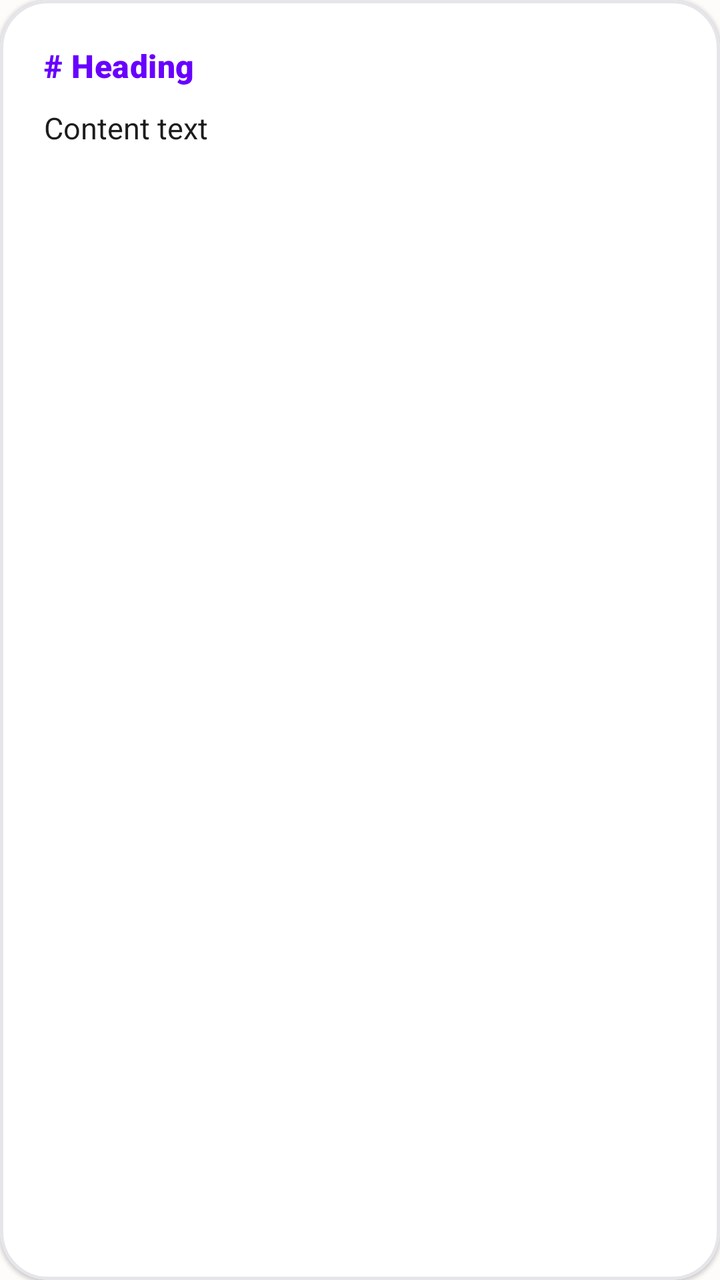
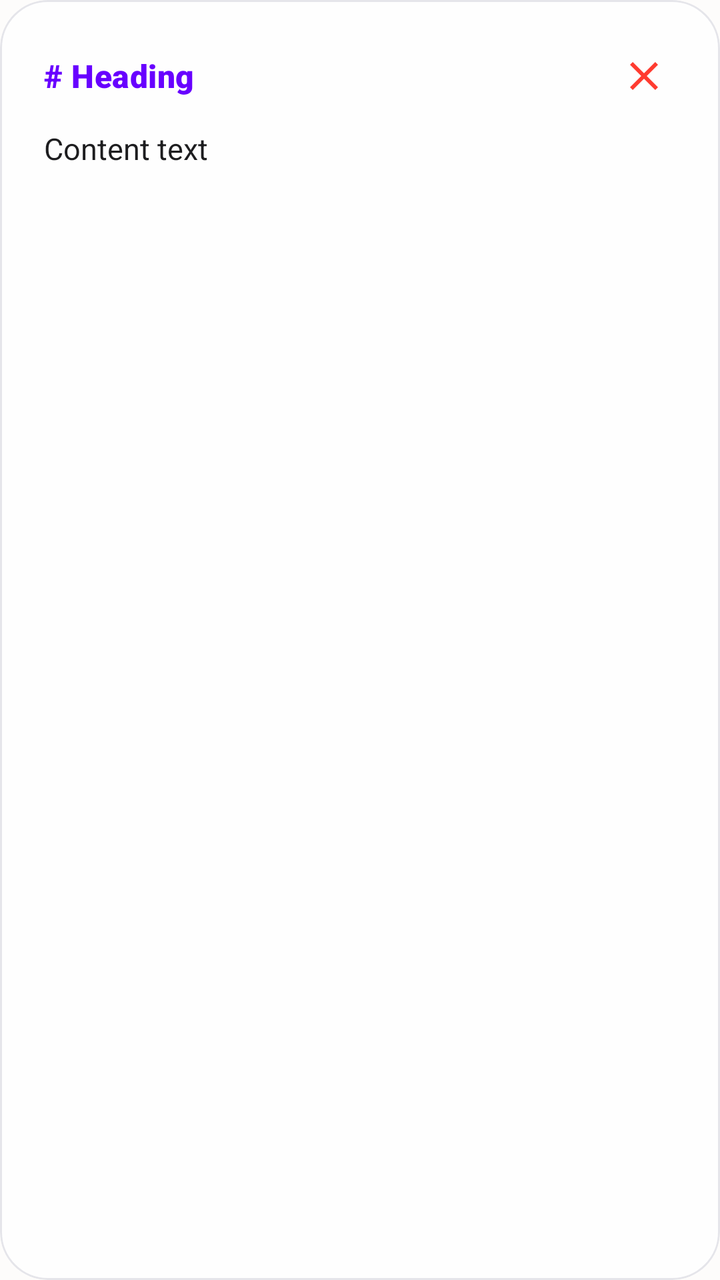

The first picture is an Android layout as it rendered before a commit; the second is the same layout after the commit. The layout source and the unified diff follow.
<!-- AndroidManifest.xml: application theme Theme.Zzzz -->
<!-- res/layout/item_section_card.xml -->
<?xml version="1.0" encoding="utf-8"?>
<com.google.android.material.card.MaterialCardView xmlns:android="http://schemas.android.com/apk/res/android"
    xmlns:app="http://schemas.android.com/apk/res-auto"
    android:layout_width="match_parent"
    android:layout_height="wrap_content"
    android:layout_marginBottom="14dp"
    app:cardBackgroundColor="@color/surface_card"
    app:cardCornerRadius="24dp"
    app:cardElevation="1dp"
    app:strokeColor="@color/divider"
    app:strokeWidth="1.5dp">

    <LinearLayout
        android:layout_width="match_parent"
        android:layout_height="wrap_content"
        android:orientation="vertical"
        android:padding="22dp">

        <TextView
            android:id="@+id/tvSectionHeading"
            android:layout_width="wrap_content"
            android:layout_height="wrap_content"
            android:text="# Heading"
            android:textColor="@color/brand_purple"
            android:textSize="16sp"
            android:fontFamily="sans-serif-black"
            android:letterSpacing="0.01"
            android:layout_marginBottom="10dp" />

        <TextView
            android:id="@+id/tvSectionContent"
            android:layout_width="match_parent"
            android:layout_height="wrap_content"
            android:text="Content text"
            android:textColor="@color/text_main"
            android:textSize="15sp"
            android:fontFamily="sans-serif"
            android:lineSpacingExtra="6dp" />
    </LinearLayout>
</com.google.android.material.card.MaterialCardView>
<!-- resources referenced by this layout -->
<resources>
  <color name="brand_purple">#6800FF</color>
  <color name="divider">#E5E5EA</color>
  <color name="surface_card">#FFFFFF</color>
  <color name="text_main">#1D1D1F</color>
  <style name="Theme.Zzzz" parent="Base.Theme.Zzzz" />
  <style name="Base.Theme.Zzzz" parent="Theme.Material3.DayNight.NoActionBar">
          
          <item name="colorPrimary">@color/brand_purple</item>
          <item name="colorOnPrimary">@color/text_on_brand</item>
          <item name="colorPrimaryContainer">@color/brand_purple_alpha15</item>
          <item name="colorOnPrimaryContainer">@color/brand_purple</item>
  
          
          <item name="colorSecondary">@color/brand_purple_light</item>
          <item name="colorOnSecondary">@color/text_on_brand</item>
  
          
          <item name="android:windowBackground">@color/app_background</item>
          <item name="colorSurface">@color/app_background</item>
          <item name="colorOnSurface">@color/text_main</item>
          <item name="colorSurfaceVariant">@color/surface_card</item>
          <item name="colorOnSurfaceVariant">@color/text_sub</item>
  
          
          <item name="colorOutline">@color/colorOutline</item>
          <item name="colorOutlineVariant">@color/divider</item>
  
          
          <item name="android:textColorHighlight">@color/text_selection_highlight</item>
          <item name="android:colorControlActivated">@color/brand_purple</item>
          <item name="android:textSelectHandle">@color/brand_purple</item>
  
          
          <item name="android:statusBarColor">@android:color/transparent</item>
          <item name="android:windowLightStatusBar">true</item>
      </style>
  <color name="text_on_brand">#FFFFFF</color>
  <color name="brand_purple_alpha15">#266800FF</color>
  <color name="brand_purple_light">#8C33FF</color>
  <color name="app_background">#FDFCFB</color>
  <color name="text_sub">#636366</color>
  <color name="colorOutline">#79747E</color>
  <color name="text_selection_highlight">#4D6800FF</color>
</resources>

<!-- the commit's change to res/layout/item_section_card.xml (unified diff, before → after) -->
@@ -4,11 +4,11 @@
     android:layout_width="match_parent"
     android:layout_height="wrap_content"
     android:layout_marginBottom="14dp"
-    app:cardBackgroundColor="@color/surface_card"
+    app:cardBackgroundColor="@color/glass_card_bg"
     app:cardCornerRadius="24dp"
-    app:cardElevation="1dp"
+    app:cardElevation="0dp"
     app:strokeColor="@color/divider"
-    app:strokeWidth="1.5dp">
+    app:strokeWidth="1dp">
 
     <LinearLayout
         android:layout_width="match_parent"
@@ -16,16 +16,34 @@
         android:orientation="vertical"
         android:padding="22dp">
 
-        <TextView
-            android:id="@+id/tvSectionHeading"
-            android:layout_width="wrap_content"
+        <LinearLayout
+            android:layout_width="match_parent"
             android:layout_height="wrap_content"
-            android:text="# Heading"
-            android:textColor="@color/brand_purple"
-            android:textSize="16sp"
-            android:fontFamily="sans-serif-black"
-            android:letterSpacing="0.01"
-            android:layout_marginBottom="10dp" />
+            android:orientation="horizontal"
+            android:gravity="center_vertical"
+            android:layout_marginBottom="10dp">
+
+            <TextView
+                android:id="@+id/tvSectionHeading"
+                android:layout_width="0dp"
+                android:layout_height="wrap_content"
+                android:layout_weight="1"
+                android:text="# Heading"
+                android:textColor="@color/brand_purple"
+                android:textSize="16sp"
+                android:fontFamily="sans-serif-black"
+                android:letterSpacing="0.01" />
+
+            <ImageButton
+                android:id="@+id/btnDeleteCard"
+                android:layout_width="32dp"
+                android:layout_height="32dp"
+                android:src="@drawable/ic_delete"
+                android:background="?attr/selectableItemBackgroundBorderless"
+                android:contentDescription="Delete"
+                android:scaleType="centerInside"
+                app:tint="#FF3B30" />
+        </LinearLayout>
 
         <TextView
             android:id="@+id/tvSectionContent"
<!-- resource entries referenced after the edit -->
@@ -2,8 +2,20 @@
 <resources>
   <color name="brand_purple">#6800FF</color>
   <color name="divider">#E5E5EA</color>
+  <color name="glass_card_bg">#BFFFFFFF</color>
   <color name="surface_card">#FFFFFF</color>
   <color name="text_main">#1D1D1F</color>
+  <!-- drawable ic_delete (drawable) -->
+  <?xml version="1.0" encoding="utf-8"?>
+  <vector xmlns:android="http://schemas.android.com/apk/res/android"
+      android:width="24dp"
+      android:height="24dp"
+      android:viewportWidth="24"
+      android:viewportHeight="24">
+      <path
+          android:fillColor="#FF3B30"
+          android:pathData="M19,6.41L17.59,5 12,10.59 6.41,5 5,6.41 10.59,12 5,17.59 6.41,19 12,13.41 17.59,19 19,17.59 13.41,12z" />
+  </vector>
   <style name="Theme.Zzzz" parent="Base.Theme.Zzzz" />
   <style name="Base.Theme.Zzzz" parent="Theme.Material3.DayNight.NoActionBar">
           
